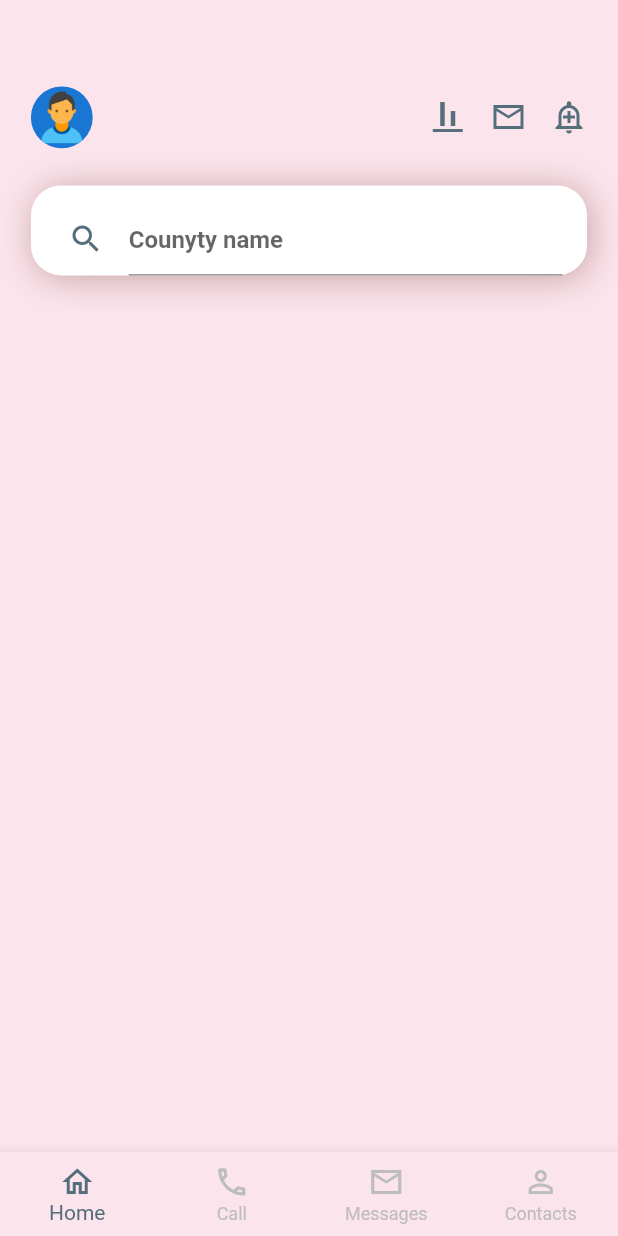
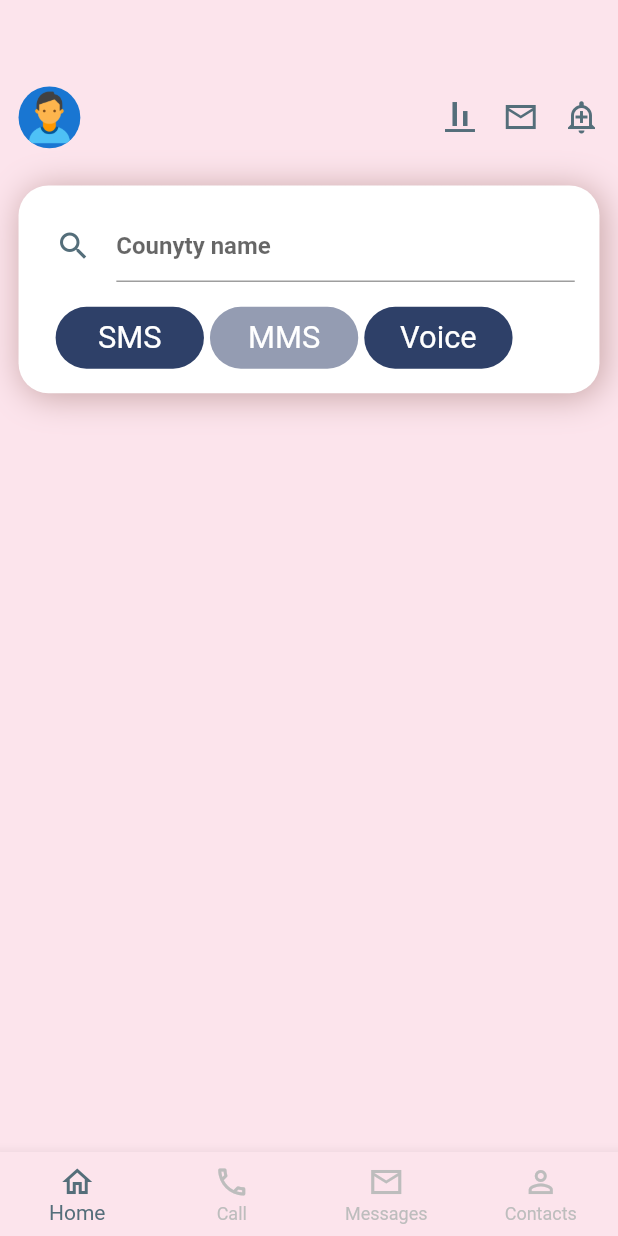
Before and after one commit to Henrik9494/home_screen, a Flutter app: the screen it shows after launch, on a phone screen of 412 x 824 dp. Run offline on Flutter 3.47's test engine with Material 2 defaults, Android fonts, the phone set to English and light mode, and no system bars.

Commit message:
buttons search containers

```diff
--- a/lib/core/consts/colors.dart
+++ b/lib/core/consts/colors.dart
@@ -2,3 +2,5 @@ import 'package:flutter/material.dart';
 
 final Color homeScreenBackgroundColor = Color.fromRGBO(252, 228, 236, 1);
 final Color selectedIconColor = Color.fromRGBO(84, 110, 122, 1);
+final Color searchButtonColor = Color(0xff2E4068);
+final Color selectedSearchButtonColor = Color(0xff949CB2);
--- /dev/null
+++ b/lib/models/button_search_container_model.dart
@@ -0,0 +1,34 @@
+import 'package:flutter/material.dart';
+
+class ButtonSearchContainer extends StatelessWidget {
+  Color mColor;
+  String mText;
+  GestureTapCallback mFunction;
+  ButtonSearchContainer(
+      {Key? key,
+      required this.mColor,
+      required this.mText,
+      required this.mFunction})
+      : super(key: key);
+
+  @override
+  Widget build(BuildContext context) {
+    final mediaQuerySize = MediaQuery.of(context).size;
+    return GestureDetector(
+      onTap: mFunction,
+      child: Container(
+        width: mediaQuerySize.width * 0.24,
+        height: mediaQuerySize.height * 0.05,
+        decoration: BoxDecoration(
+            color: mColor,
+            borderRadius: BorderRadius.all(Radius.circular(100))),
+        child: Center(
+            child: Text(
+          mText,
+          style: TextStyle(
+              color: Colors.white, fontSize: mediaQuerySize.width * 0.05),
+        )),
+      ),
+    );
+  }
+}
--- /dev/null
+++ b/lib/models/white_background_container.dart
@@ -0,0 +1,36 @@
+import 'package:flutter/material.dart';
+
+class WhiteBackgraundContainer extends StatelessWidget {
+  Widget? child;
+  WhiteBackgraundContainer({Key? key, this.child}) : super(key: key);
+
+  @override
+  Widget build(BuildContext context) {
+    return Container(
+      // width: 280,
+      // height: 500,
+
+      decoration: BoxDecoration(
+        color: Color.fromARGB(255, 216, 213, 213),
+        borderRadius: BorderRadius.circular(20),
+        gradient: LinearGradient(
+          begin: Alignment.topLeft,
+          end: Alignment.bottomRight,
+          colors: [
+            Color.fromARGB(255, 255, 255, 255),
+            Color.fromARGB(255, 255, 255, 255),
+          ],
+        ),
+        boxShadow: [
+          BoxShadow(
+            color: Color.fromARGB(255, 198, 164, 164),
+            offset: Offset(2.0, 2.0),
+            blurRadius: 19,
+            spreadRadius: 0.0,
+          ),
+        ],
+      ),
+      child: child,
+    );
+  }
+}
--- a/lib/screens/home_screen.dart
+++ b/lib/screens/home_screen.dart
@@ -1,7 +1,7 @@
 import 'package:flutter/material.dart';
 import 'package:screen/core/consts/colors.dart';
 
-import '../mdels/white_background_container.dart';
+import '../widgets/search_container_widget.dart';
 
 class HomeScreen extends StatelessWidget {
   const HomeScreen({Key? key}) : super(key: key);
@@ -11,7 +11,7 @@ class HomeScreen extends StatelessWidget {
     var mediaQuerySize = MediaQuery.of(context).size;
     return SingleChildScrollView(
       child: Padding(
-        padding: EdgeInsets.symmetric(horizontal: mediaQuerySize.width * 0.05),
+        padding: EdgeInsets.symmetric(horizontal: mediaQuerySize.width * 0.03),
         child: Column(
           children: [
             Padding(
@@ -57,42 +57,7 @@ class HomeScreen extends StatelessWidget {
                 ],
               ),
             ),
-            WhiteBackgraundContainer(
-              child: Column(
-                children: [
-                  Padding(
-                    padding: EdgeInsets.only(top: 12.0),
-                    child: Row(
-                      // mainAxisAlignment: MainAxisAlignment.spaceAround,
-                      children: [
-                        Padding(
-                          padding: EdgeInsets.only(
-                            left: mediaQuerySize.width * 0.06,
-                          ),
-                          child: Icon(
-                            Icons.search,
-                            color: selectedIconColor,
-                          ),
-                        ),
-                        Flexible(
-                          // width: 200,
-                          child: Padding(
-                            padding: EdgeInsets.symmetric(
-                                horizontal: mediaQuerySize.width * 0.04),
-                            child: TextField(
-                              decoration: InputDecoration(
-                                  hintText: "Counyty name",
-                                  hintStyle:
-                                      TextStyle(fontWeight: FontWeight.bold)),
-                            ),
-                          ),
-                        )
-                      ],
-                    ),
-                  ),
-                ],
-              ),
-            ),
+            SearchContinerWidget(),
             // WhiteBackgraundContainer(),
             // WhiteBackgraundContainer()
           ],
--- /dev/null
+++ b/lib/widgets/search_container_widget.dart
@@ -0,0 +1,87 @@
+import 'package:flutter/material.dart';
+
+import '../core/consts/colors.dart';
+
+import '../models/button_search_container_model.dart';
+import '../models/white_background_container.dart';
+
+class SearchContinerWidget extends StatelessWidget {
+  const SearchContinerWidget({Key? key}) : super(key: key);
+
+  @override
+  Widget build(BuildContext context) {
+    final mediaQuerySize = MediaQuery.of(context).size;
+    return WhiteBackgraundContainer(
+      child: Column(
+        children: [
+          Padding(
+            padding: EdgeInsets.only(top: mediaQuerySize.height * 0.02),
+            child: Row(
+              // mainAxisAlignment: MainAxisAlignment.spaceAround,
+              children: [
+                Padding(
+                  padding: EdgeInsets.only(
+                    left: mediaQuerySize.width * 0.06,
+                  ),
+                  child: Icon(
+                    Icons.search,
+                    color: selectedIconColor,
+                  ),
+                ),
+                Flexible(
+                  // width: 200,
+                  child: Padding(
+                    padding: EdgeInsets.symmetric(
+                        horizontal: mediaQuerySize.width * 0.04),
+                    child: TextField(
+                      decoration: InputDecoration(
+                          hintText: "Counyty name",
+                          hintStyle: TextStyle(fontWeight: FontWeight.bold)),
+                    ),
+                  ),
+                )
+              ],
+            ),
+          ),
+          Padding(
+            padding:
+                EdgeInsets.symmetric(vertical: mediaQuerySize.height * 0.02),
+            child: Row(
+              // mainAxisAlignment: MainAxisAlignment.spaceEvenly,
+              children: [
+                Padding(
+                    padding: EdgeInsets.only(
+                      left: mediaQuerySize.width * 0.06,
+                    ),
+                    child: ButtonSearchContainer(
+                      mFunction: () {
+                        print("sms");
+                      },
+                      mText: "SMS",
+                      mColor: searchButtonColor,
+                    )),
+                Padding(
+                  padding: EdgeInsets.symmetric(horizontal: 4),
+                  child: ButtonSearchContainer(
+                    mFunction: () {
+                      print("MMS");
+                    },
+                    mText: "MMS",
+                    mColor: selectedSearchButtonColor,
+                  ),
+                ),
+                ButtonSearchContainer(
+                  mFunction: () {
+                    print("Voice");
+                  },
+                  mText: "Voice",
+                  mColor: searchButtonColor,
+                ),
+              ],
+            ),
+          )
+        ],
+      ),
+    );
+  }
+}
```
